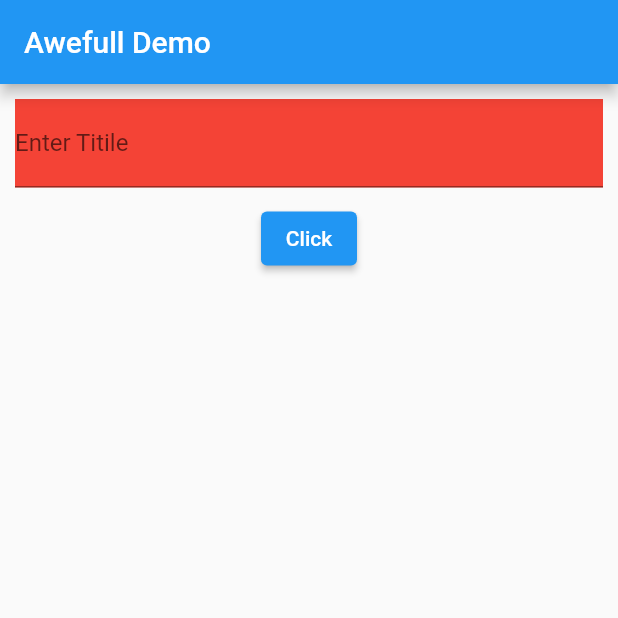
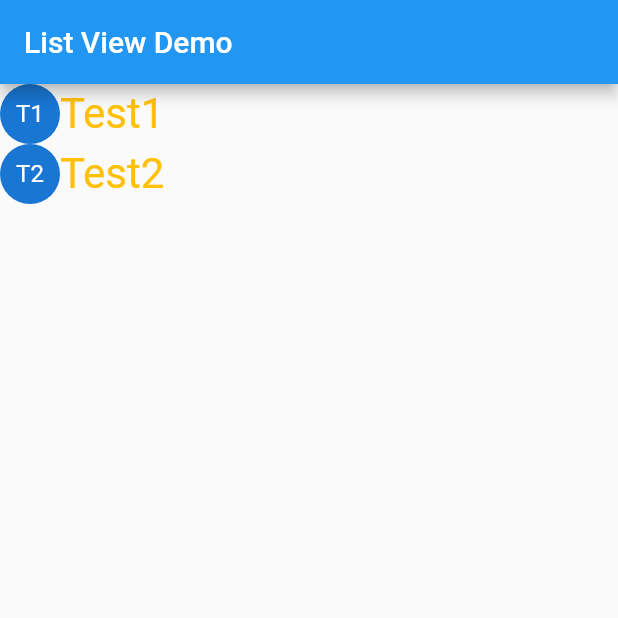
Before and after one commit to RamandeepSingh-IntelligentComputing/IoTTraining, a Flutter app: the screen it shows after launch, on a phone screen of 412 x 824 dp, the top half of it. Run offline on Flutter 3.47's test engine with Material 2 defaults, Android fonts, the phone set to English and light mode, and no system bars.

Commit message:
Listview demo

```diff
--- /dev/null
+++ b/IotFlutterTraining/lib/customwidgets/ListViewDemo.dart
@@ -0,0 +1,36 @@
+import 'package:flutter/material.dart';
+
+class lvHome extends StatelessWidget{
+  @override
+  Widget build(BuildContext context) {
+    return (Scaffold(appBar: AppBar(title: Text("List View Demo"),),
+        body: ListView(children: [
+          DetailWidget("Test1","T1"),
+          DetailWidget("Test2","T2"),
+        ],)
+    ));
+  }
+}
+
+class DetailWidget extends StatefulWidget{
+  String name="";
+  String init = "";
+  DetailWidget(String nm,String ini){
+    name = nm;
+    init = ini;
+  }
+
+  _DetailWidgetState createState()=> _DetailWidgetState();
+}
+
+class _DetailWidgetState extends State<DetailWidget>{
+  @override
+  Widget build(BuildContext context) {
+    return(
+    Row(children: [
+      CircleAvatar(child: Text(widget.init),),
+      Text(widget.name,style: TextStyle(fontSize: 28,color: Colors.amber),)
+    ],)
+    );
+  }
+}
--- a/IotFlutterTraining/lib/main.dart
+++ b/IotFlutterTraining/lib/main.dart
@@ -1,12 +1,13 @@
 import 'package:flutter/cupertino.dart';
 import 'package:flutter/material.dart';
+import 'package:iotfluttertraining/customwidgets/ListViewDemo.dart';
 import 'package:iotfluttertraining/customwidgets/StateFullDemo.dart';
 import 'customwidgets/CustomWidgets.dart';
 
 
 void main() {
   runApp(MaterialApp(
-    home: statefullDemo(),
+    home: lvHome(),
   ));
 }
 
```
Also changed, not shown: IotFlutterTraining/lib/customwidgets/StateFullDemo.dart (line endings or trailing spaces).
